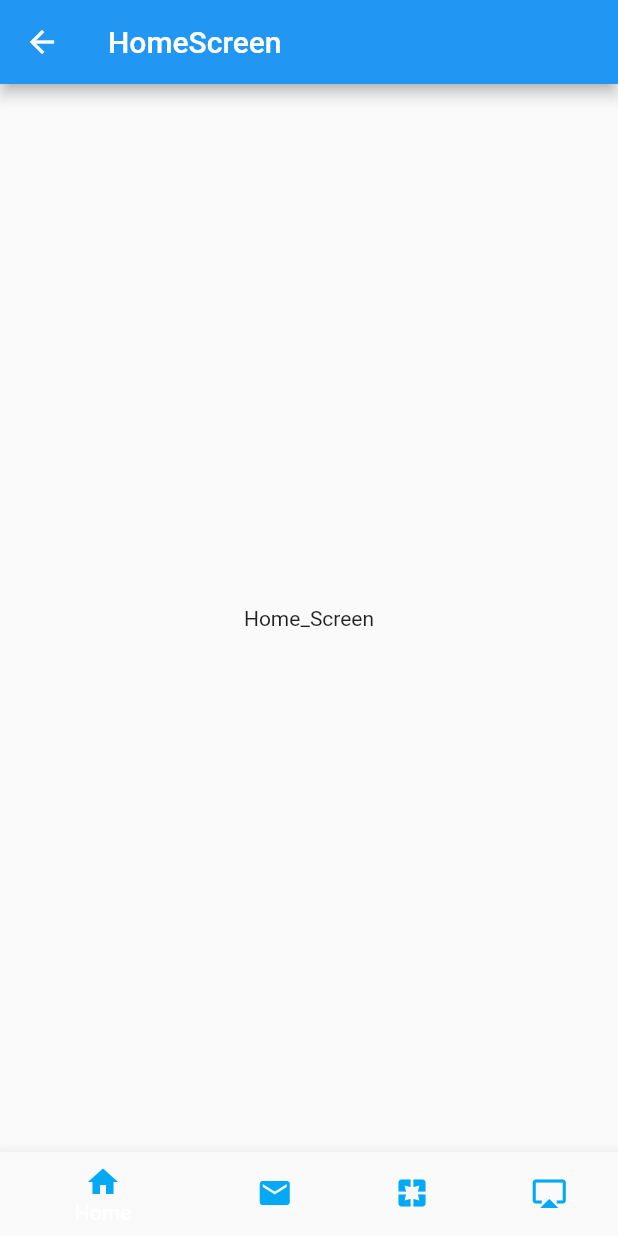
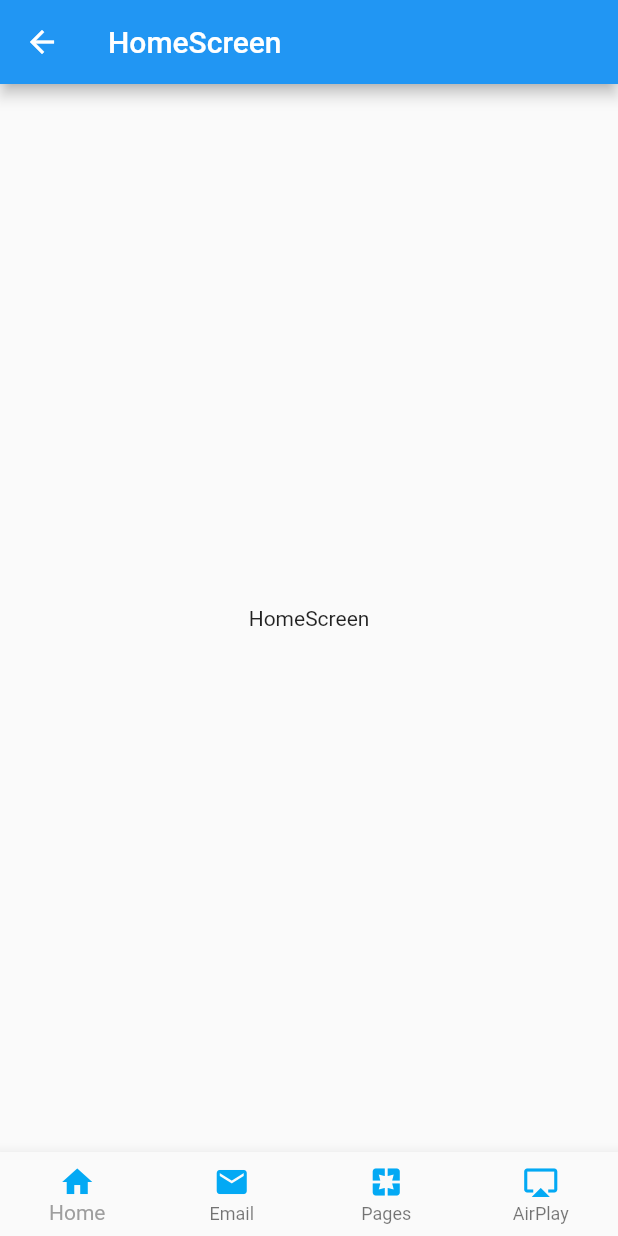
Before and after one commit to xzchsia/flutter_demo, a Flutter app: the BottomNavigationWidget screen opened directly, on a phone screen of 412 x 824 dp. Run offline on Flutter 3.47's test engine with Material 2 defaults, Android fonts, the phone set to English and light mode, and no system bars.

Commit message:
BottomNavigation代码优化 添加type类型设置
Signed-off-by: xzchsia <xzchsia@hotmail.com>

```diff
--- a/lib/BottonNavigation/BottomNavigation.dart
+++ b/lib/BottonNavigation/BottomNavigation.dart
@@ -1,8 +1,5 @@
 import 'package:flutter/material.dart';
 import 'package:flutter_demo/BottonNavigation/home_screen.dart';
-import 'package:flutter_demo/BottonNavigation/email_screen.dart';
-import 'package:flutter_demo/BottonNavigation/pages_screen.dart';
-import 'package:flutter_demo/BottonNavigation/airplay_screen.dart';
 
 class BottomNavigationWidget extends StatefulWidget {
   @override
@@ -20,10 +17,11 @@ class _BottomNavigationState extends State<BottomNavigationWidget> {
   @override
   void initState() {
     listPages
-      ..add(HomeScreen())
-      ..add(EmailScreen())
-      ..add(PagesScreen())
-      ..add(AirPlayScreen());
+      ..add(HomeScreen("HomeScreen"))
+      ..add(HomeScreen("EmailScreen"))
+      ..add(HomeScreen("PagesScreen"))
+      ..add(HomeScreen("AirPlayScreen"));
+
     super.initState();
   }
 
@@ -32,6 +30,8 @@ class _BottomNavigationState extends State<BottomNavigationWidget> {
     return Scaffold(
       body: listPages[_currentIndex],
       bottomNavigationBar: BottomNavigationBar(
+        type: BottomNavigationBarType.fixed,
+        fixedColor: Colors.grey,
         items: [
           BottomNavigationBarItem(
             icon: Icon(
--- a/lib/BottonNavigation/home_screen.dart
+++ b/lib/BottonNavigation/home_screen.dart
@@ -1,13 +1,16 @@
 import 'package:flutter/material.dart';
 
 class HomeScreen extends StatelessWidget {
+  final _title;
+
+  HomeScreen(this._title);
   @override
   Widget build(BuildContext context) {
     // TODO: implement build
     return Scaffold(
-      appBar: AppBar(title: Text('HomeScreen'),),
+      appBar: AppBar(title: Text(_title),),
       body: Center(
-        child: Text('Home_Screen'),
+        child: Text(_title),
       ),
     );
   }
```
Also changed, not shown: lib/BottonNavigation/airplay_screen.dart (deleted, +0 -15 lines), lib/BottonNavigation/email_screen.dart (deleted, +0 -15 lines), lib/BottonNavigation/pages_screen.dart (deleted, +0 -15 lines).
